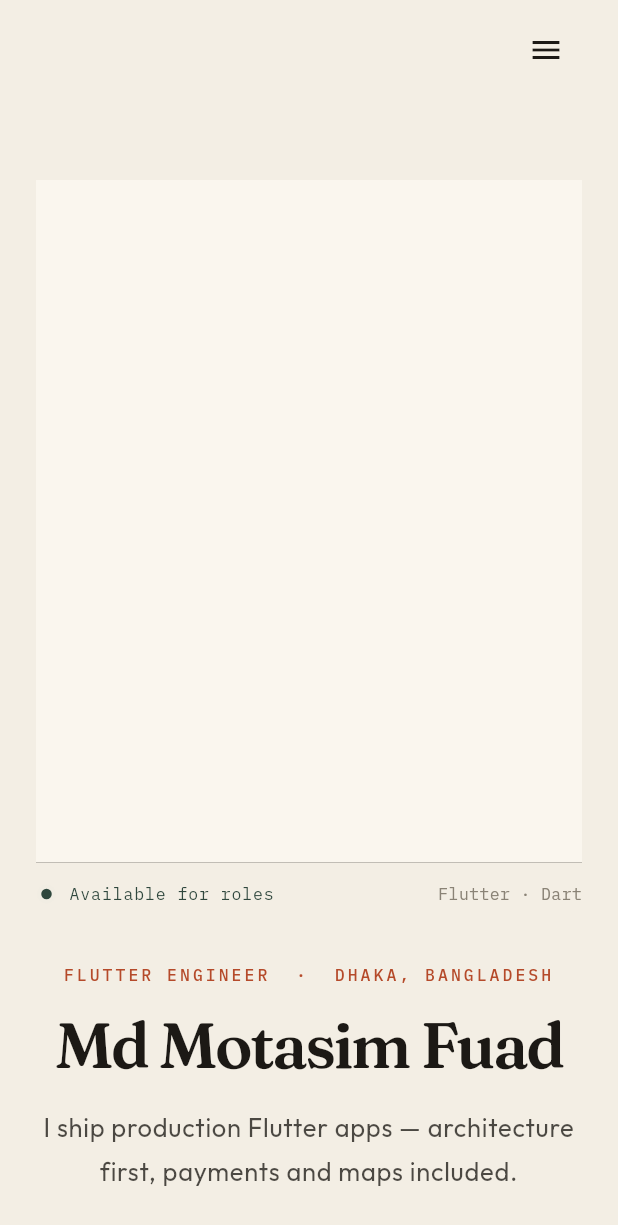
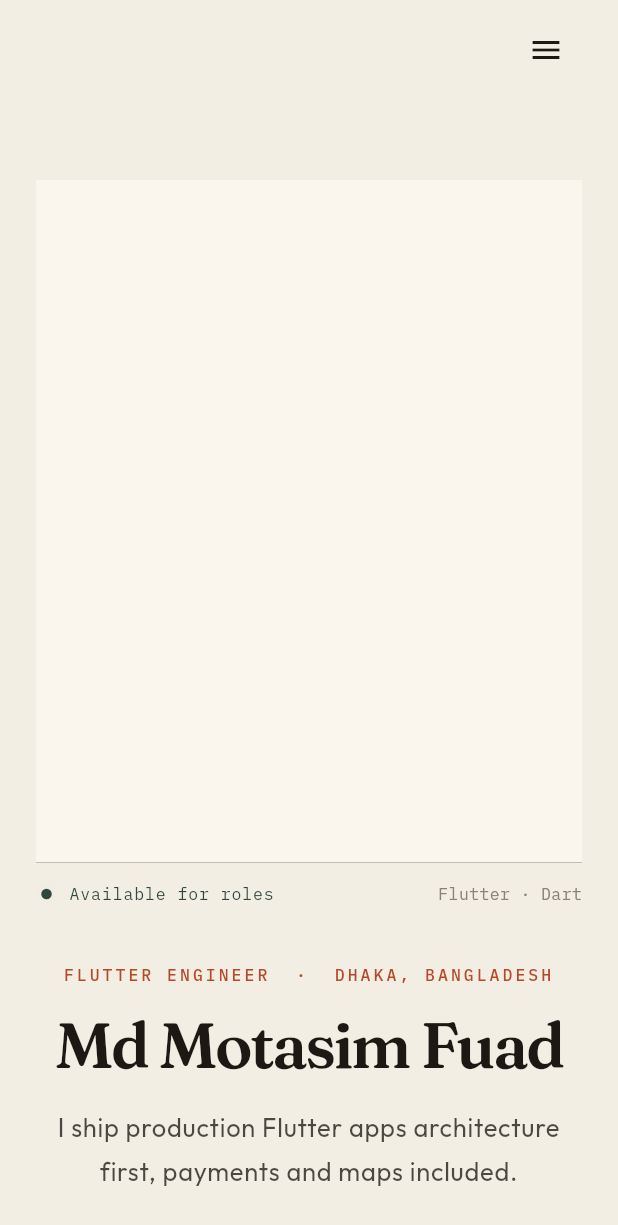
Before and after one commit to Motasim-Fuad/motasimfuadpt, a Flutter app: the screen it shows after launch, on a phone screen of 412 x 824 dp. Shown: the top 1225 px of the screen. Run offline on Flutter 3.47's test engine with Material 3 defaults, Android fonts, the phone set to English and light mode, and no system bars; our stand-ins replace cloud_firestore, firebase_auth, firebase_core, firebase_storage, flutter_animate, flutter_markdown and 4 more; accounts and stored records are empty.

Commit message:
update text

```diff
--- a/lib/data/site_config.dart
+++ b/lib/data/site_config.dart
@@ -5,7 +5,7 @@
   static const location = 'Dhaka, Bangladesh';
   static const email = 'motasimfuad99@gmail.com';
   static const tagline =
-      'I ship production Flutter apps — architecture first, payments and maps included.';
+      'I ship production Flutter apps architecture first, payments and maps included.';
   static const bio =
       'Application developer for Android and iOS. Day job is Flutter: GetX, MVVM, Firebase, maps, and subscriptions. I can read a FastAPI + Postgres contract, follow Docker Compose, and talk Redis caching without pretending I own the backend.';
   static const aboutNote =
@@ -47,7 +47,7 @@
       period: 'Internship',
       points: [
         'Internship building Flutter screens and shipping location features with Google Maps.',
-        'Client-ready UI, session handling, and day-to-day app reliability.',
+        'Client-ready UI, session handling, and day to day app reliability.',
       ],
     ),
   ];
```
